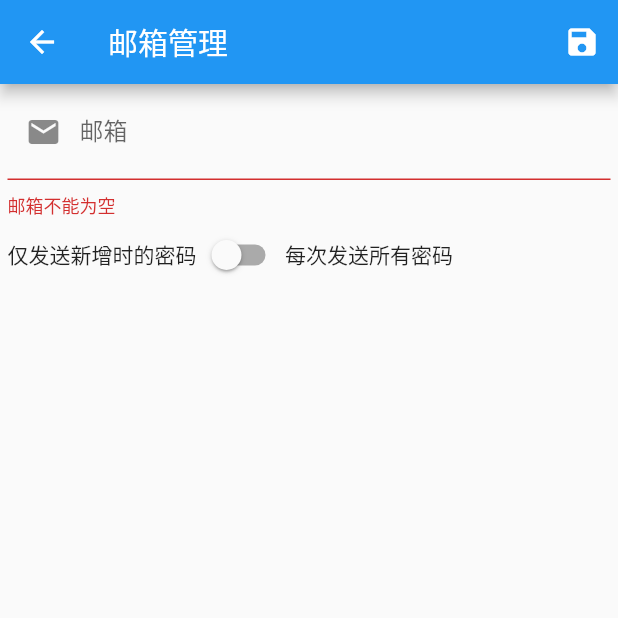
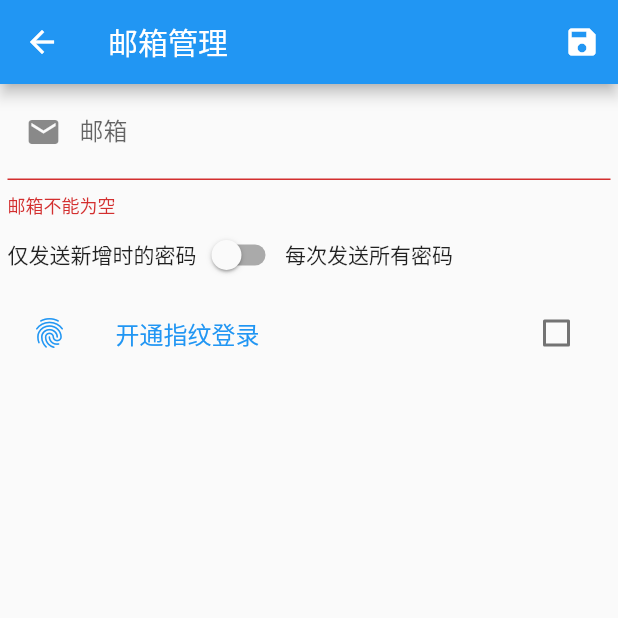
Before and after one commit to caiworld/password_manager, a Flutter app: the AccountManagerRoute screen opened by its route, after a tap on the "save" icon, on a phone screen of 412 x 824 dp, the top half of it. Run offline on Flutter 3.47's test engine with Material 2 defaults, Android fonts, the phone set to English and light mode, and no system bars; our stand-ins replace convert, dio, fluttertoast, get_it, local_auth, pull_to_refresh and 2 more; missing offline and left inert: flukit, flutter_string_encryption; accounts and stored records are empty; generated files the repository leaves out were written again; statements that could not run were skipped.

Commit message:
完成指纹登录功能

```diff
--- a/lib/common/Global.dart
+++ b/lib/common/Global.dart
@@ -19,14 +19,14 @@ class Global {
     _prefs.setString("password", value);
   }
 
-  /// 通过 SharedPreferences 保存数据
+  /// 通过 SharedPreferences 保存 string 数据
   static Future<bool> saveBySharedPreferences(String key, String value) {
     return _prefs.setString(key, value);
   }
 
-  /// 获取 SharedPreferences 保存的数据
-  static dynamic getBySharedPreferences(String key){
-    return _prefs.get(key);
+  /// 获取 SharedPreferences 保存 string 的数据
+  static String getBySharedPreferences(String key) {
+    return _prefs.getString(key);
   }
 
   /// 获取用户终极密码
@@ -39,4 +39,14 @@ class Global {
     }
     return pwdMd5;
   }
+
+  /// 通过 SharedPreferences 保存 bool 数据
+  static Future<bool> saveBoolBySharedPreferences(String key, bool value) {
+    return _prefs.setBool(key, value);
+  }
+
+  /// 获取 SharedPreferences 保存 bool 的数据
+  static bool getBoolBySharedPreferences(String key) {
+    return _prefs.getBool(key);
+  }
 }
--- a/lib/route/account_manager_route.dart
+++ b/lib/route/account_manager_route.dart
@@ -1,6 +1,7 @@
 import 'package:flutter/material.dart';
 import 'package:password_manager/common/Global.dart';
 import 'package:password_manager/common/utils.dart';
+import 'package:password_manager/service/local_authentication_service.dart';
 
 /// 账户管理页面
 class AccountManagerRoute extends StatefulWidget {
@@ -12,7 +13,13 @@ class _AccountManagerRouteState extends State<AccountManagerRoute> {
   TextEditingController _accountController = TextEditingController();
   GlobalKey<FormState> _formKey = GlobalKey<FormState>();
 
-  bool check = (Global.getBySharedPreferences("type") ?? "one") == "all";
+  bool sendAll = (Global.getBySharedPreferences("type") ?? "one") == "all";
+
+  /// 是否开通指纹登录
+  bool fingerprintAuth =
+      Global.getBoolBySharedPreferences("fingerprintAuth") ?? false;
+
+  final LocalAuthenticationService _localAuth = LocalAuthenticationService();
 
   @override
   Widget build(BuildContext context) {
@@ -31,7 +38,7 @@ class _AccountManagerRouteState extends State<AccountManagerRoute> {
                       "account", _accountController.text);
                   // 保存发送密码的形式
                   await Global.saveBySharedPreferences(
-                      "type", check ? "all" : "one");
+                      "type", sendAll ? "all" : "one");
                   Utils.showToast("保存成功");
                   Navigator.of(context).pop();
                 }
@@ -62,15 +69,49 @@ class _AccountManagerRouteState extends State<AccountManagerRoute> {
                   children: <Widget>[
                     Text("仅发送新增时的密码"),
                     Switch(
-                      value: check,
+                      value: sendAll,
                       onChanged: (bool val) {
                         this.setState(() {
-                          check = val;
+                          sendAll = val;
                         });
                       },
                     ),
                     Text("每次发送所有密码"),
                   ],
+                ),
+//                SwitchListTile(
+//                  title: Text("仅发送新增时的密码 / 每次发送所有密码"),
+//                  selected: true,
+//                  value: sendAll,
+//                  onChanged: (bool val) {
+//                    this.setState(() {
+//                      sendAll = val;
+//                    });
+//                  },
+//                ),
+                CheckboxListTile(
+                  value: fingerprintAuth,
+                  onChanged: (newValue) async {
+                    // 校验该手机是否支持指纹登陆
+                    bool canCheckBiometrics =
+                        await _localAuth.checkBiometrics();
+                    if (!canCheckBiometrics) {
+                      return;
+                    }
+                    // 进行指纹校验
+                    bool isAuthenticate = await _localAuth.authenticate();
+                    // 校验成功更新选择框
+                    if (isAuthenticate) {
+                      Global.saveBoolBySharedPreferences(
+                          "fingerprintAuth", newValue);
+                      setState(() {
+                        fingerprintAuth = newValue;
+                      });
+                    }
+                  },
+                  title: Text('开通指纹登录'),
+                  selected: true,
+                  secondary: Icon(Icons.fingerprint),
                 ),
               ],
             ),
--- a/lib/service/local_authentication_service.dart
+++ b/lib/service/local_authentication_service.dart
@@ -1,10 +1,11 @@
 import 'dart:io';
 
+import 'package:local_auth/auth_strings.dart';
 import 'package:local_auth/local_auth.dart';
 
 class LocalAuthenticationService {
   final _auth = LocalAuthentication();
-  bool _isProtectionEnabled = false;
+  bool _isProtectionEnabled = true;
 
   bool get isProtectionEnabled => _isProtectionEnabled;
 
@@ -12,7 +13,24 @@ class LocalAuthenticationService {
 
   bool isAuthenticated = false;
 
-  Future<void> authenticate() async {
+  static const andStrings = const AndroidAuthMessages(
+      fingerprintHint: "指纹",
+      fingerprintNotRecognized: "指纹识别失败",
+      fingerprintSuccess: "指纹识别成功",
+      cancelButton: "取消",
+      signInTitle: "指纹验证",
+      fingerprintRequiredTitle: "请先录入指纹！",
+      goToSettingsButton: "去设置",
+      goToSettingsDescription: "请设置指纹");
+
+  /// 检查是否有可用的生物识别技术（如指纹、人脸）
+  Future<bool> checkBiometrics() async {
+    bool canCheckBiometrics = await _auth.canCheckBiometrics;
+    return canCheckBiometrics;
+  }
+
+  /// 指纹校验
+  Future<bool> authenticate() async {
     if (_isProtectionEnabled) {
       try {
         List<BiometricType> avaliableBiometricList =
@@ -21,14 +39,17 @@ class LocalAuthenticationService {
           // IOS
         }
         isAuthenticated = await _auth.authenticateWithBiometrics(
-                localizedReason: "请验证指纹",
+          localizedReason: "请验证指纹进行登录",
           useErrorDialogs: true,
           stickyAuth: true,
+          androidAuthStrings: andStrings,
         );
         print(isAuthenticated);
+        return isAuthenticated;
       } catch (e) {
         print(e);
       }
     }
+    return false;
   }
 }
--- a/lib/widget/my_drawer.dart
+++ b/lib/widget/my_drawer.dart
@@ -114,7 +114,7 @@ class _MyDrawerState extends State<MyDrawer> {
           leading: const Icon(Icons.fingerprint),
           title: Text("指纹登录"),
           onTap: () async{
-//            Utils.showToast("开通指纹登陆");
+            Utils.showToast("开通指纹登陆");
             await _localAuth.authenticate();
           },
         ),
```
Also changed, not shown: lib/route/login_route.dart (+64 -0 lines), 3 other files. Lines whose indentation alone changed are shown as unchanged.
